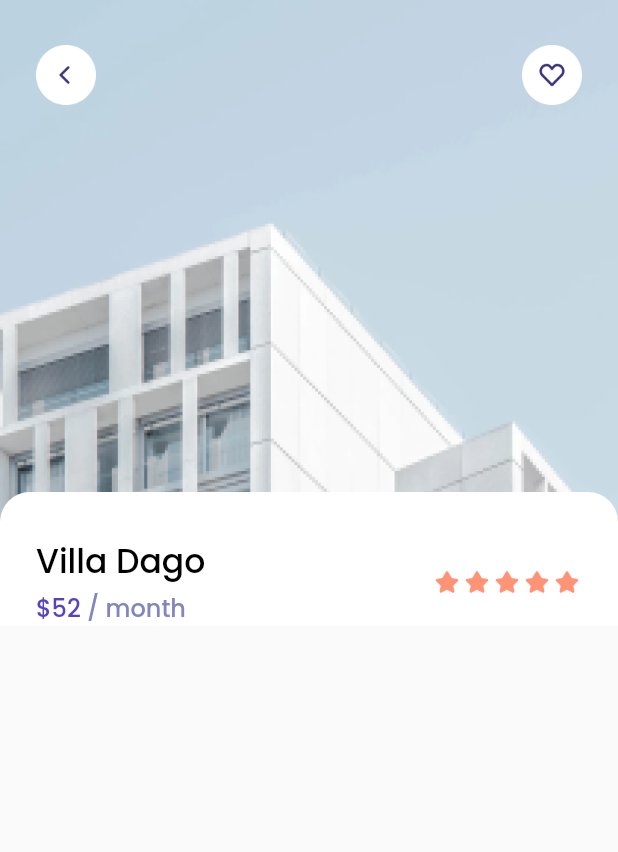
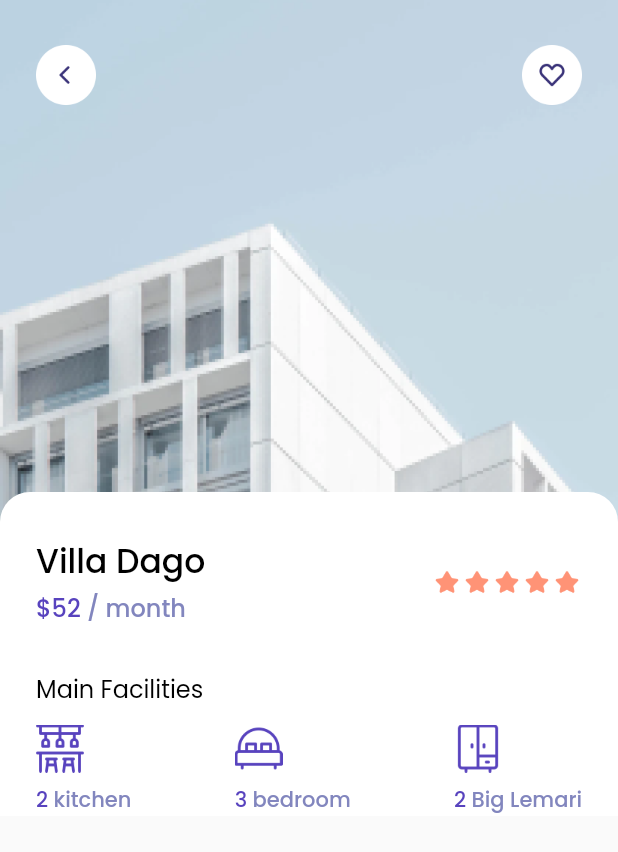
Before and after one commit to Alfahan/papikost, a Flutter app: the DetailPage screen opened directly, on a phone screen of 412 x 824 dp. Shown: the top 852 px of the screen. Run offline on Flutter 3.47's test engine with Material 2 defaults, Android fonts, the light colour scheme and no system bars; our stand-ins replace google_fonts.

Commit message:
facilities

```diff
--- a/lib/pages/detail_page.dart
+++ b/lib/pages/detail_page.dart
@@ -1,5 +1,6 @@
 import 'package:flutter/material.dart';
 import 'package:papikost/theme.dart';
+import 'package:papikost/widgets/facilites_item.dart';
 
 class DetailPage extends StatelessWidget {
   @override
@@ -50,10 +51,12 @@ class DetailPage extends StatelessWidget {
                       color: whiteColor,
                     ),
                     child: Column(
+                      crossAxisAlignment: CrossAxisAlignment.start,
                       children: [
                         SizedBox(
                           height: 30,
                         ),
+                        // NOTE TITLE
                         Padding(
                           padding: EdgeInsets.symmetric(horizontal: edge),
                           child: Row(
@@ -114,6 +117,45 @@ class DetailPage extends StatelessWidget {
                             ],
                           ),
                         ),
+                        SizedBox(
+                          height: 30,
+                        ),
+                        // NOTE MAIN FACILITIES
+                        Padding(
+                          padding: EdgeInsets.only(left: edge),
+                          child: Text(
+                            'Main Facilities',
+                            style: regularTextStyle.copyWith(
+                              fontSize: 16,
+                            ),
+                          ),
+                        ),
+                        SizedBox(
+                          height: 12,
+                        ),
+                        Padding(
+                          padding: EdgeInsets.symmetric(horizontal: edge),
+                          child: Row(
+                            mainAxisAlignment: MainAxisAlignment.spaceBetween,
+                            children: [
+                              FacilityItem(
+                                name: 'kitchen',
+                                imageUrl: 'assets/001-bar-counter.png',
+                                total: 2,
+                              ),
+                              FacilityItem(
+                                name: 'bedroom',
+                                imageUrl: 'assets/002-double-bed.png',
+                                total: 3,
+                              ),
+                              FacilityItem(
+                                name: 'Big Lemari',
+                                imageUrl: 'assets/003-cupboard.png',
+                                total: 2,
+                              ),
+                            ],
+                          ),
+                        )
                       ],
                     ),
                   ),
--- /dev/null
+++ b/lib/widgets/facilites_item.dart
@@ -0,0 +1,38 @@
+import 'package:flutter/material.dart';
+import '../theme.dart';
+
+class FacilityItem extends StatelessWidget {
+  final String name;
+  final String imageUrl;
+  final int total;
+
+  FacilityItem({this.imageUrl, this.name, this.total});
+
+  @override
+  Widget build(BuildContext context) {
+    return Column(
+      crossAxisAlignment: CrossAxisAlignment.start,
+      children: [
+        Image.asset(
+          imageUrl,
+          width: 32,
+        ),
+        SizedBox(
+          height: 8,
+        ),
+        Text.rich(
+          TextSpan(
+            text: '$total',
+            style: purpleTextStyle.copyWith(fontSize: 14),
+            children: [
+              TextSpan(
+                text: ' $name',
+                style: greyTextStyle.copyWith(fontSize: 14),
+              ),
+            ],
+          ),
+        ),
+      ],
+    );
+  }
+}
```
